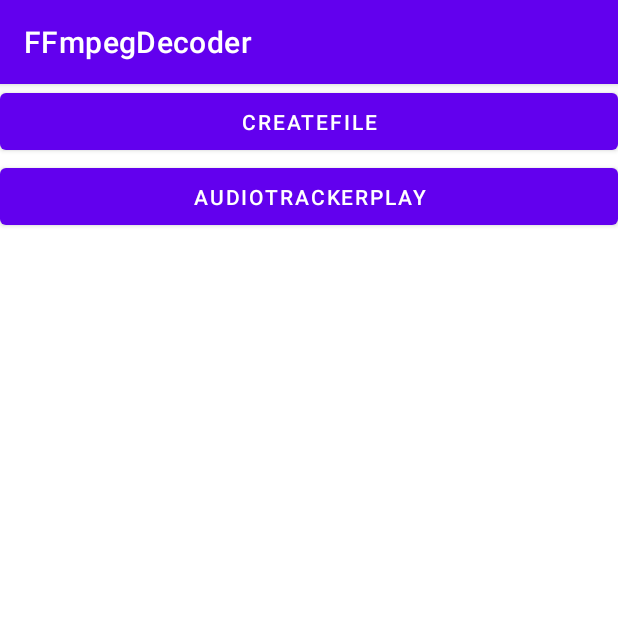
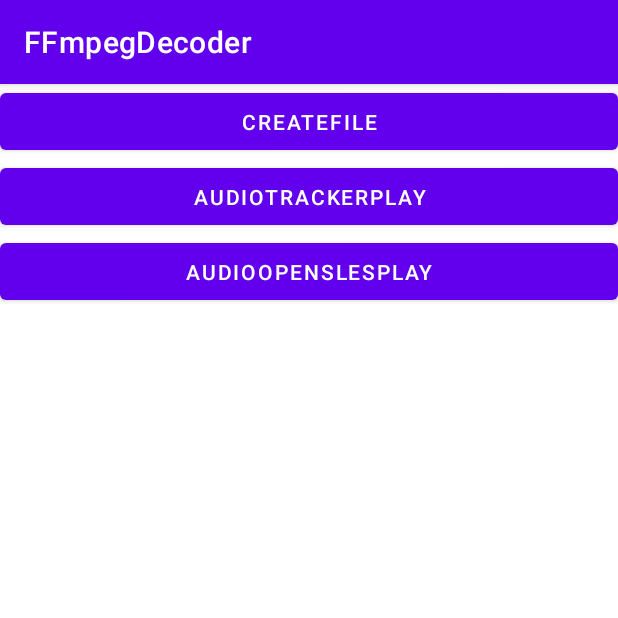
Before and after one commit to xinggen-guo/FFmpegDecoder, an Android app: the screen it shows after launch (MainActivity), on a phone screen of 412 x 824 dp, the top half of it. Run offline under Robolectric (Android 15) with nearby library versions, the phone set to English and light mode, and no system bars.

Commit message:
增加openSLES页面

```diff
--- a/app/src/main/java/com/audio/study/ffmpegdecoder/AudioTrackerActivity.kt
+++ b/app/src/main/java/com/audio/study/ffmpegdecoder/AudioTrackerActivity.kt
@@ -119,9 +119,6 @@
 
     companion object {
 
-        private const val TAG = "AudioTrackerActivity"
-
-        // Used to load the 'ffmpegdecoder' library on application startup.
         init {
             System.loadLibrary("ffmpegdecoder")
         }
--- a/app/src/main/java/com/audio/study/ffmpegdecoder/MainActivity.kt
+++ b/app/src/main/java/com/audio/study/ffmpegdecoder/MainActivity.kt
@@ -34,7 +34,11 @@
         }
 
         binding.audioTrackerPlay.setOnClickListener {
-            startActivity(Intent(this,AudioTrackerActivity::class.java))
+            startActivity(Intent(this, AudioTrackerActivity::class.java))
+        }
+
+        binding.audioOpenSLES.setOnClickListener {
+            startActivity(Intent(this, AudioOpenSLESActivity::class.java))
         }
     }
 
--- a/app/src/main/res/layout/activity_main.xml
+++ b/app/src/main/res/layout/activity_main.xml
@@ -25,5 +25,13 @@
         app:layout_constraintStart_toStartOf="parent"
         app:layout_constraintTop_toBottomOf="@id/mp3CreateFile" />
 
+    <Button
+        android:id="@+id/audioOpenSLES"
+        android:layout_width="0dp"
+        android:layout_height="50dp"
+        android:text="AudioOpenSLESPlay"
+        app:layout_constraintEnd_toEndOf="parent"
+        app:layout_constraintStart_toStartOf="parent"
+        app:layout_constraintTop_toBottomOf="@id/audioTrackerPlay" />
 
 </androidx.constraintlayout.widget.ConstraintLayout>
```
Also changed, not shown: app/src/main/AndroidManifest.xml (+8 -3 lines), app/src/main/java/com/audio/study/ffmpegdecoder/AudioOpenSLESActivity.kt (added, +18 -0 lines), app/src/main/res/layout/activity_audio_open_slesactivity.xml (added, +9 -0 lines).
